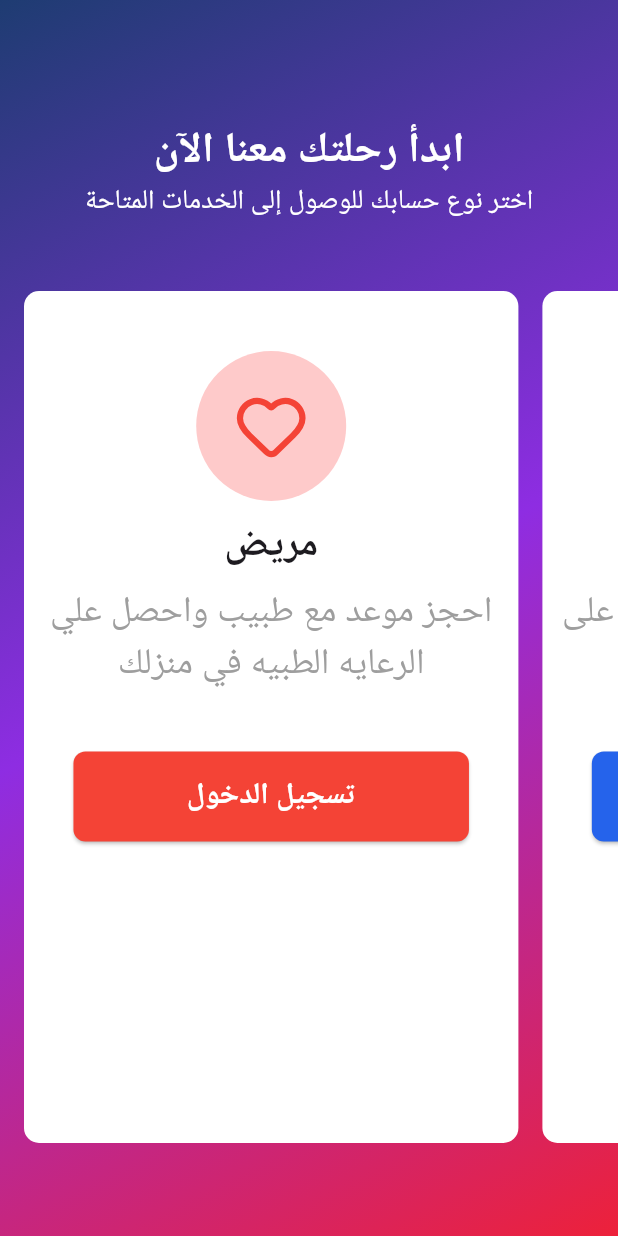
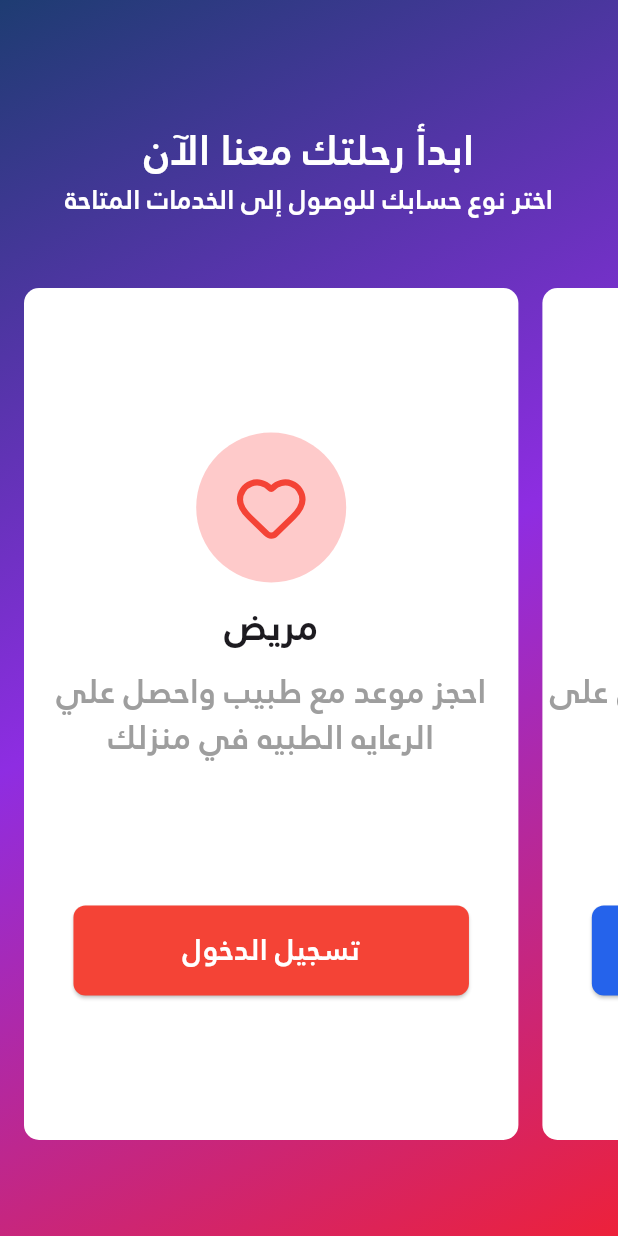
Before and after one commit to mohamedmagdi-dev/heart-emergency-, a Flutter app: the LoginScreen screen opened by its route, on a phone screen of 412 x 824 dp. Run offline on Flutter 3.47's test engine with Material 3 defaults, Android fonts, the phone set to English and light mode, and no system bars; our stand-ins replace flutter_screenutil, flutter_svg, go_router, shared_preferences; accounts and stored records are empty.

Commit message:
feat: Implement "Don't Show Again" for onboarding
This commit introduces functionality to show the onboarding screens only on the first app launch. It uses `shared_preferences` to persist whether the user has completed the onboarding process.

-   **Persistence:**
    -   Added the `shared_preferences` dependency to `pubspec.yaml`.
    -   Created a `SharedPreference` helper class (`lib/core/cache/shared_pref_cache.dart`) to manage saving and retrieving boolean values.
    -   Set a flag `isFirst` to `false` in `shared_preferences` when the user completes the last step of the onboarding on the `landing_page`.

-   **App Initialization:**
    -   Updated `main.dart` to be `async` and initialize `SharedPreferences` before the app runs.
    -   Checks for the `isFirst` flag to determine the initial route.

-   **Routing:**
    -   Modified the `appRouter` configuration to be a function `createAppRouter` that accepts the `isFirst` flag.
    -   The initial route is now conditional: `/` (onboarding) if it's the first launch, and `/login` otherwise.

-   **UI/UX Refinements:**
    -   Applied the 'janna' font family to text in `login_page.dart` and `custom_container.dart` for consistency.
    -   Adjusted spacing in `custom_container.dart` using `Spacer` widgets for better vertical alignment.
    -   Changed the navigation from the login page to the patient login screen from `GoRouter` to `Navigator.push`.

```diff
--- a/lib/config/router.dart
+++ b/lib/config/router.dart
@@ -27,8 +27,8 @@
 // Wallet
 import '../features/wallet/screens/wallet_screen.dart';
 
-final GoRouter appRouter = GoRouter(
-  initialLocation: '/',
+GoRouter createAppRouter({required bool isFirst}) => GoRouter(
+  initialLocation: isFirst ? '/' : '/login',
   routes: [
     GoRoute(path: '/', builder: (context, state) =>  LandingPage()),
     GoRoute(path: '/login', builder: (context, state) => const LoginScreen()),
--- a/lib/features/common/screens/landing_page.dart
+++ b/lib/features/common/screens/landing_page.dart
@@ -1,5 +1,6 @@
 import 'package:flutter/material.dart';
 import 'package:go_router/go_router.dart';
+import 'package:heart_emergency/core/cache/shared_pref_cache.dart';
 import 'package:heart_emergency/core/utils/helpers.dart';
 import 'package:flutter_svg/flutter_svg.dart';
 import '../widgets/onboarding_cards.dart';
@@ -112,6 +113,7 @@
                   TextButton(
                     onPressed: () {
                       if (_currentPage == 5) {
+                        SharedPreference.saveBool("isFirst", false);
                         context.go('/login');
                         return;
                       }
--- a/lib/features/common/screens/login_page.dart
+++ b/lib/features/common/screens/login_page.dart
@@ -1,6 +1,7 @@
 import 'package:flutter/material.dart';
 import 'package:go_router/go_router.dart';
 import 'package:heart_emergency/core/constants/app_strings.dart';
+import 'package:heart_emergency/features/patient/screens/patient_login.dart';
 
 import '../../../core/constants/app_colors.dart';
 import '../../doctor/screens/doctor_registration.dart';
@@ -35,6 +36,7 @@
             Text(
               "ابدأ رحلتك معنا الآن",
               style: TextStyle(
+                fontFamily: 'janna',
                 fontSize: 28,
                 fontWeight: FontWeight.bold,
                 color: Colors.white,
@@ -43,6 +45,7 @@
             Text(
               "اختر نوع حسابك للوصول إلى الخدمات المتاحة",
               style: TextStyle(
+                fontFamily: 'janna',
                 fontSize: 18,
                 fontWeight: FontWeight.w500,
                 color: Colors.white,
@@ -68,7 +71,7 @@
                     buttonText: AppStrings.loginText,
                     iconColor:Colors.red,
                     onPressed: () {
-                      GoRouter.of(context).go('/patient/login');
+                      Navigator.push(context, MaterialPageRoute(builder: (context) => PatientLoginPage(),));
                     },
 
                   ),
--- a/lib/features/common/widgets/custom_container.dart
+++ b/lib/features/common/widgets/custom_container.dart
@@ -39,8 +39,10 @@
       child: Column(
         mainAxisAlignment: MainAxisAlignment.start,
 
+
         children: [
-          const SizedBox(height: 40),
+          //const SizedBox(height: 40),
+          Spacer(),
           CircleAvatar(
             radius: 50,
             backgroundColor: circleAvatarIconColor,
@@ -58,7 +60,7 @@
             title,
             textAlign:TextAlign.end,
             style: TextStyle(fontSize: 26, fontWeight: FontWeight.w800,
-
+              fontFamily: 'janna',
             ),
           ),
           const SizedBox(height: 10),
@@ -66,12 +68,13 @@
             description,
             textAlign:TextAlign.center,
             style: TextStyle(
-              fontSize: 24,
+              fontFamily: 'janna',
+              fontSize: 22,
               fontWeight: FontWeight.w500,
               color: Colors.grey,
             ),
           ),
-          const SizedBox(height: 40),
+          Spacer(),
           ElevatedButton(
             onPressed: onPressed,
             style: ElevatedButton.styleFrom(
@@ -85,9 +88,10 @@
             child: Text(
               buttonText,
 
-              style: TextStyle(fontSize: 20, fontWeight: FontWeight.bold),
+              style: TextStyle(fontFamily: 'janna',fontSize: 20, fontWeight: FontWeight.bold),
             ),
           ),
+          Spacer()
         ],
       ),
     );
--- a/lib/main.dart
+++ b/lib/main.dart
@@ -1,12 +1,17 @@
 import 'package:flutter/material.dart';
 import 'config/router.dart';
+import 'core/cache/shared_pref_cache.dart';
 
-void main() {
-  runApp(const EmergencyApp());
+void main() async{
+  WidgetsFlutterBinding.ensureInitialized();
+  await SharedPreference.init();
+  bool isFirst = SharedPreference.getBool("isFirst") ?? true;
+  runApp(EmergencyApp(isFirst: isFirst));
 }
 
 class EmergencyApp extends StatelessWidget {
-  const EmergencyApp({super.key});
+  const EmergencyApp({super.key, required this.isFirst});
+  final bool isFirst;
 
   @override
   Widget build(BuildContext context) {
@@ -15,7 +20,7 @@
       child: MaterialApp.router(
         debugShowCheckedModeBanner: false,
         title: 'من قلب الطوارئ',
-        routerConfig: appRouter,
+        routerConfig: createAppRouter(isFirst: isFirst),
         theme: ThemeData.light(),
       ),
     );
--- a/pubspec.yaml
+++ b/pubspec.yaml
@@ -41,6 +41,7 @@
   go_router: ^16.2.4
   flutter_svg: ^2.2.1
   flutter_screenutil: ^5.9.3
+  shared_preferences: ^2.5.3
 
 dev_dependencies:
   flutter_test:
```
Also changed, not shown: lib/core/cache/shared_pref_cache.dart (added, +19 -0 lines), pubspec.lock.
